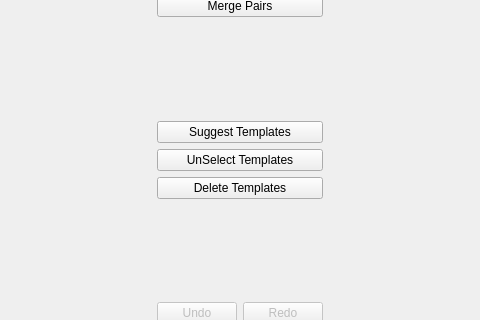
Qt form circus/shared/qt_merge.ui (spyking-circus/spyking-circus) before a commit; both pictures show x 357 to 837 and y 149 to 469 of the 974 by 625 pixel window.
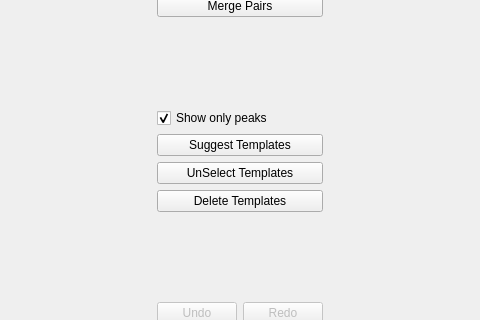
The same form after that commit. Icons and pictures are not drawn. Custom widgets are drawn as their Qt base class.

Commit message: Speed up plots for large number of electrodes

Diff of the .ui file:
```diff
--- a/circus/shared/qt_merge.ui
+++ b/circus/shared/qt_merge.ui
@@ -248,6 +248,16 @@
          </property>
         </spacer>
        </item>
+       <item>
+        <widget class="QCheckBox" name="show_peaks">
+         <property name="text">
+          <string>Show only peaks</string>
+         </property>
+         <property name="checked">
+          <bool>true</bool>
+         </property>
+        </widget>
+       </item>
        <item>
         <widget class="QPushButton" name="btn_suggest_templates">
          <property name="text">
```
Left out of the diff: 33 changed lines with no effect on the pictures. The commit also changes 1 other file.
